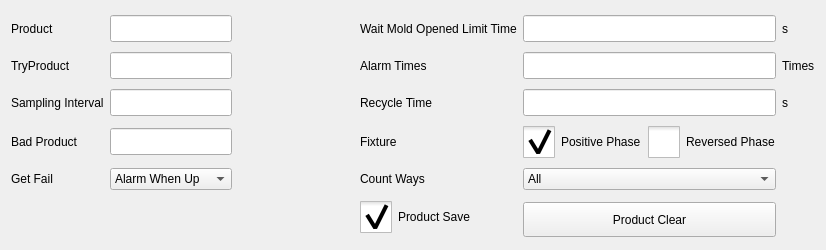
This is hcsettings/ichcproductsettingframe.ui in dongdong-2009/3-5AxisRobot as Qt 5 draws it before an edit. The edited form follows.
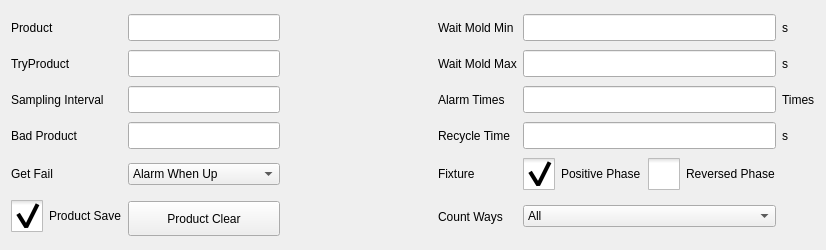
This is the edited form. Icons and pictures are not drawn. Custom widgets are drawn as their Qt base class.

What changed in the file:
```diff
--- a/hcsettings/ichcproductsettingframe.ui
+++ b/hcsettings/ichcproductsettingframe.ui
@@ -40,13 +40,6 @@
      </property>
     </widget>
    </item>
-   <item row="1" column="6">
-    <widget class="QLabel" name="label_6">
-     <property name="text">
-      <string>Times</string>
-     </property>
-    </widget>
-   </item>
    <item row="0" column="1">
     <widget class="ICLineEditWithVirtualNumericKeypad" name="productLineEdit">
      <property name="minimumSize">
@@ -63,30 +56,6 @@
      </property>
     </widget>
    </item>
-   <item row="1" column="3">
-    <widget class="QLabel" name="label_5">
-     <property name="text">
-      <string>Alarm Times</string>
-     </property>
-    </widget>
-   </item>
-   <item row="3" column="3">
-    <widget class="QLabel" name="label_17">
-     <property name="styleSheet">
-      <string notr="true">height:27px ;</string>
-     </property>
-     <property name="text">
-      <string>Fixture</string>
-     </property>
-    </widget>
-   </item>
-   <item row="0" column="6">
-    <widget class="QLabel" name="label_4">
-     <property name="text">
-      <string>s</string>
-     </property>
-    </widget>
-   </item>
    <item row="1" column="1">
     <widget class="ICLineEditWithVirtualNumericKeypad" name="tryProductEdit">
      <property name="minimumSize">
@@ -103,134 +72,6 @@
      </property>
     </widget>
    </item>
-   <item row="3" column="5">
-    <layout class="QHBoxLayout" name="horizontalLayout_2">
-     <item>
-      <widget class="QCheckBox" name="positiveCheckBox">
-       <property name="styleSheet">
-        <string notr="true">::indicator {
-     width: 32px;
-     height: 32px;
- }
-
-::indicator:unchecked 
-{
-     image: url(:/resource/check_unchecked.png);
- }
-::indicator:checked 
-{
-     image: url(:/resource/check_checked.png);
- }
-
-QRadioButton::indicator:checked:disabled
-{
- image: url(:/resource/check_checked_disable.png);
-}
-
-QRadioButton::indicator:unchecked:disabled
-{
- image: url(:/resource/check_unchecked_disable.png);
-}</string>
-       </property>
-       <property name="text">
-        <string>Positive Phase</string>
-       </property>
-       <property name="checked">
-        <bool>true</bool>
-       </property>
-       <attribute name="buttonGroup">
-        <string notr="true">buttonGroup</string>
-       </attribute>
-      </widget>
-     </item>
-     <item>
-      <widget class="QCheckBox" name="reversedCheckBox">
-       <property name="acceptDrops">
-        <bool>false</bool>
-       </property>
-       <property name="autoFillBackground">
-        <bool>false</bool>
-       </property>
-       <property name="styleSheet">
-        <string notr="true">::indicator {
-     width: 32px;
-     height: 32px;
- }
-
-::indicator:unchecked 
-{
-     image: url(:/resource/check_unchecked.png);
- }
-::indicator:checked 
-{
-     image: url(:/resource/check_checked.png);
- }
-
-QRadioButton::indicator:checked:disabled
-{
- image: url(:/resource/check_checked_disable.png);
-}
-
-QRadioButton::indicator:unchecked:disabled
-{
- image: url(:/resource/check_unchecked_disable.png);
-}</string>
-       </property>
-       <property name="text">
-        <string>Reversed Phase</string>
-       </property>
-       <property name="checkable">
-        <bool>true</bool>
-       </property>
-       <property name="checked">
-        <bool>false</bool>
-       </property>
-       <attribute name="buttonGroup">
-        <string notr="true">buttonGroup</string>
-       </attribute>
-      </widget>
-     </item>
-    </layout>
-   </item>
-   <item row="1" column="5">
-    <widget class="ICLineEditWithVirtualNumericKeypad" name="alarmTimesEdit">
-     <property name="minimumSize">
-      <size>
-       <width>0</width>
-       <height>27</height>
-      </size>
-     </property>
-     <property name="maximumSize">
-      <size>
-       <width>16777215</width>
-       <height>27</height>
-      </size>
-     </property>
-    </widget>
-   </item>
-   <item row="0" column="3" colspan="2">
-    <widget class="QLabel" name="label_2">
-     <property name="text">
-      <string>Wait Mold Opened Limit Time</string>
-     </property>
-    </widget>
-   </item>
-   <item row="0" column="5">
-    <widget class="ICLineEditWithVirtualNumericKeypad" name="waitTimeEdit">
-     <property name="minimumSize">
-      <size>
-       <width>0</width>
-       <height>27</height>
-      </size>
-     </property>
-     <property name="maximumSize">
-      <size>
-       <width>16777215</width>
-       <height>27</height>
-      </size>
-     </property>
-    </widget>
-   </item>
    <item row="1" column="0">
     <widget class="QLabel" name="label_7">
      <property name="text">
@@ -238,58 +79,6 @@
      </property>
     </widget>
    </item>
-   <item row="8" column="5">
-    <widget class="QPushButton" name="productClearButton">
-     <property name="minimumSize">
-      <size>
-       <width>0</width>
-       <height>35</height>
-      </size>
-     </property>
-     <property name="maximumSize">
-      <size>
-       <width>16777215</width>
-       <height>30</height>
-      </size>
-     </property>
-     <property name="text">
-      <string>Product Clear</string>
-     </property>
-    </widget>
-   </item>
-   <item row="2" column="3">
-    <widget class="QLabel" name="label_19">
-     <property name="styleSheet">
-      <string notr="true">height:27px ;</string>
-     </property>
-     <property name="text">
-      <string>Recycle Time</string>
-     </property>
-    </widget>
-   </item>
-   <item row="2" column="5">
-    <widget class="ICLineEditWithVirtualNumericKeypad" name="recycleTimeEdit">
-     <property name="minimumSize">
-      <size>
-       <width>0</width>
-       <height>27</height>
-      </size>
-     </property>
-     <property name="maximumSize">
-      <size>
-       <width>16777215</width>
-       <height>27</height>
-      </size>
-     </property>
-    </widget>
-   </item>
-   <item row="2" column="6">
-    <widget class="QLabel" name="label_11">
-     <property name="text">
-      <string>s</string>
-     </property>
-    </widget>
-   </item>
    <item row="2" column="0">
     <widget class="QLabel" name="label_8">
      <property name="text">
@@ -357,7 +146,7 @@
      </item>
     </widget>
    </item>
-   <item row="8" column="3">
+   <item row="8" column="0">
     <widget class="QCheckBox" name="productSave">
      <property name="styleSheet">
       <string notr="true">::indicator {
@@ -392,7 +181,26 @@
      </property>
     </widget>
    </item>
-   <item row="4" column="3">
+   <item row="8" column="1">
+    <widget class="QPushButton" name="productClearButton">
+     <property name="minimumSize">
+      <size>
+       <width>0</width>
+       <height>35</height>
+      </size>
+     </property>
+     <property name="maximumSize">
+      <size>
+       <width>16777215</width>
+       <height>30</height>
+      </size>
+     </property>
+     <property name="text">
+      <string>Product Clear</string>
+     </property>
+    </widget>
+   </item>
+   <item row="8" column="3">
     <widget class="QLabel" name="label_18">
      <property name="styleSheet">
       <string notr="true">height:27px ;</string>
@@ -402,7 +210,7 @@
      </property>
     </widget>
    </item>
-   <item row="4" column="5">
+   <item row="8" column="5">
     <widget class="ICComboBox" name="countUnitBox">
      <item>
       <property name="text">
@@ -436,6 +244,228 @@
      </item>
     </widget>
    </item>
+   <item row="4" column="3">
+    <widget class="QLabel" name="label_17">
+     <property name="styleSheet">
+      <string notr="true">height:27px ;</string>
+     </property>
+     <property name="text">
+      <string>Fixture</string>
+     </property>
+    </widget>
+   </item>
+   <item row="4" column="5">
+    <layout class="QHBoxLayout" name="horizontalLayout_2">
+     <item>
+      <widget class="QCheckBox" name="positiveCheckBox">
+       <property name="styleSheet">
+        <string notr="true">::indicator {
+     width: 32px;
+     height: 32px;
+ }
+
+::indicator:unchecked 
+{
+     image: url(:/resource/check_unchecked.png);
+ }
+::indicator:checked 
+{
+     image: url(:/resource/check_checked.png);
+ }
+
+QRadioButton::indicator:checked:disabled
+{
+ image: url(:/resource/check_checked_disable.png);
+}
+
+QRadioButton::indicator:unchecked:disabled
+{
+ image: url(:/resource/check_unchecked_disable.png);
+}</string>
+       </property>
+       <property name="text">
+        <string>Positive Phase</string>
+       </property>
+       <property name="checked">
+        <bool>true</bool>
+       </property>
+       <attribute name="buttonGroup">
+        <string notr="true">buttonGroup</string>
+       </attribute>
+      </widget>
+     </item>
+     <item>
+      <widget class="QCheckBox" name="reversedCheckBox">
+       <property name="acceptDrops">
+        <bool>false</bool>
+       </property>
+       <property name="autoFillBackground">
+        <bool>false</bool>
+       </property>
+       <property name="styleSheet">
+        <string notr="true">::indicator {
+     width: 32px;
+     height: 32px;
+ }
+
+::indicator:unchecked 
+{
+     image: url(:/resource/check_unchecked.png);
+ }
+::indicator:checked 
+{
+     image: url(:/resource/check_checked.png);
+ }
+
+QRadioButton::indicator:checked:disabled
+{
+ image: url(:/resource/check_checked_disable.png);
+}
+
+QRadioButton::indicator:unchecked:disabled
+{
+ image: url(:/resource/check_unchecked_disable.png);
+}</string>
+       </property>
+       <property name="text">
+        <string>Reversed Phase</string>
+       </property>
+       <property name="checkable">
+        <bool>true</bool>
+       </property>
+       <property name="checked">
+        <bool>false</bool>
+       </property>
+       <attribute name="buttonGroup">
+        <string notr="true">buttonGroup</string>
+       </attribute>
+      </widget>
+     </item>
+    </layout>
+   </item>
+   <item row="3" column="3">
+    <widget class="QLabel" name="label_19">
+     <property name="styleSheet">
+      <string notr="true">height:27px ;</string>
+     </property>
+     <property name="text">
+      <string>Recycle Time</string>
+     </property>
+    </widget>
+   </item>
+   <item row="3" column="5">
+    <widget class="ICLineEditWithVirtualNumericKeypad" name="recycleTimeEdit">
+     <property name="minimumSize">
+      <size>
+       <width>0</width>
+       <height>27</height>
+      </size>
+     </property>
+     <property name="maximumSize">
+      <size>
+       <width>16777215</width>
+       <height>27</height>
+      </size>
+     </property>
+    </widget>
+   </item>
+   <item row="3" column="6">
+    <widget class="QLabel" name="label_11">
+     <property name="text">
+      <string>s</string>
+     </property>
+    </widget>
+   </item>
+   <item row="2" column="3">
+    <widget class="QLabel" name="label_5">
+     <property name="text">
+      <string>Alarm Times</string>
+     </property>
+    </widget>
+   </item>
+   <item row="2" column="5">
+    <widget class="ICLineEditWithVirtualNumericKeypad" name="alarmTimesEdit">
+     <property name="minimumSize">
+      <size>
+       <width>0</width>
+       <height>27</height>
+      </size>
+     </property>
+     <property name="maximumSize">
+      <size>
+       <width>16777215</width>
+       <height>27</height>
+      </size>
+     </property>
+    </widget>
+   </item>
+   <item row="2" column="6">
+    <widget class="QLabel" name="label_6">
+     <property name="text">
+      <string>Times</string>
+     </property>
+    </widget>
+   </item>
+   <item row="1" column="3">
+    <widget class="QLabel" name="label_2">
+     <property name="text">
+      <string>Wait Mold Max</string>
+     </property>
+    </widget>
+   </item>
+   <item row="1" column="5">
+    <widget class="ICLineEditWithVirtualNumericKeypad" name="waitTimeEdit">
+     <property name="minimumSize">
+      <size>
+       <width>0</width>
+       <height>27</height>
+      </size>
+     </property>
+     <property name="maximumSize">
+      <size>
+       <width>16777215</width>
+       <height>27</height>
+      </size>
+     </property>
+    </widget>
+   </item>
+   <item row="1" column="6">
+    <widget class="QLabel" name="label_4">
+     <property name="text">
+      <string>s</string>
+     </property>
+    </widget>
+   </item>
+   <item row="0" column="3">
+    <widget class="QLabel" name="label_3">
+     <property name="text">
+      <string>Wait Mold Min</string>
+     </property>
+    </widget>
+   </item>
+   <item row="0" column="5">
+    <widget class="ICLineEditWithVirtualNumericKeypad" name="waitTimeMinEdit">
+     <property name="minimumSize">
+      <size>
+       <width>0</width>
+       <height>27</height>
+      </size>
+     </property>
+     <property name="maximumSize">
+      <size>
+       <width>16777215</width>
+       <height>27</height>
+      </size>
+     </property>
+    </widget>
+   </item>
+   <item row="0" column="6">
+    <widget class="QLabel" name="label_12">
+     <property name="text">
+      <string>s</string>
+     </property>
+    </widget>
+   </item>
   </layout>
  </widget>
  <customwidgets>
```
